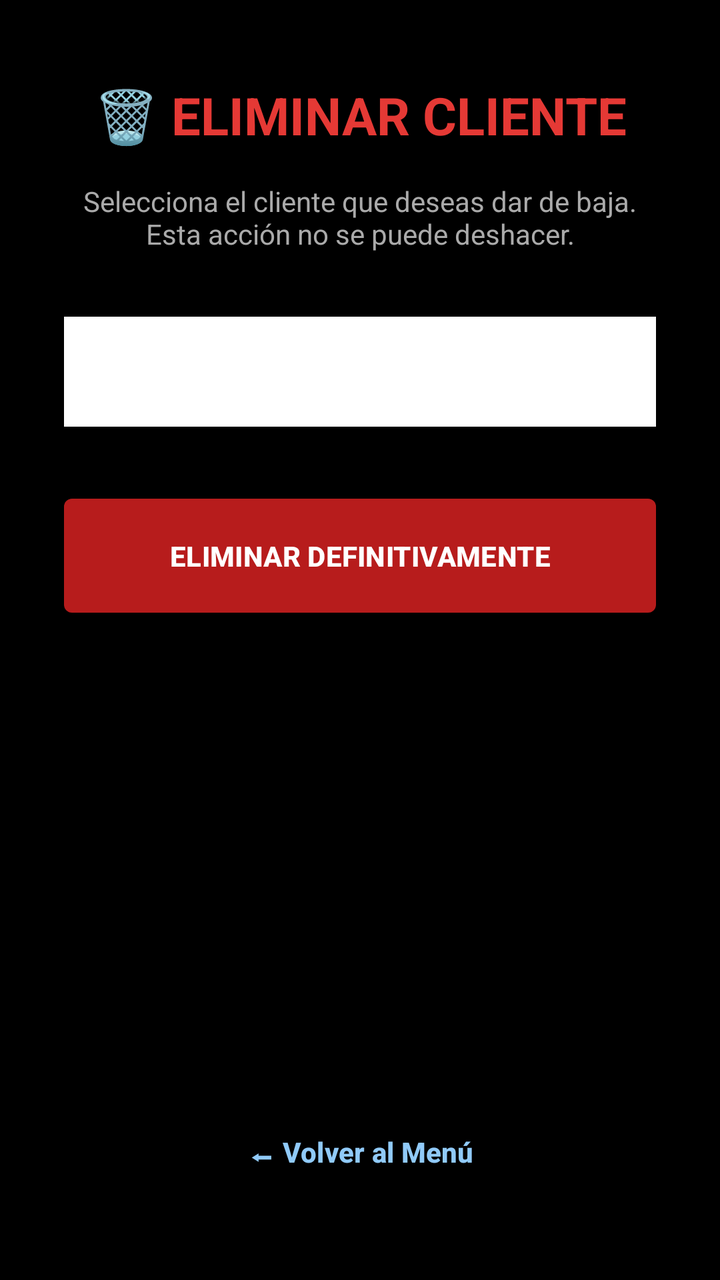
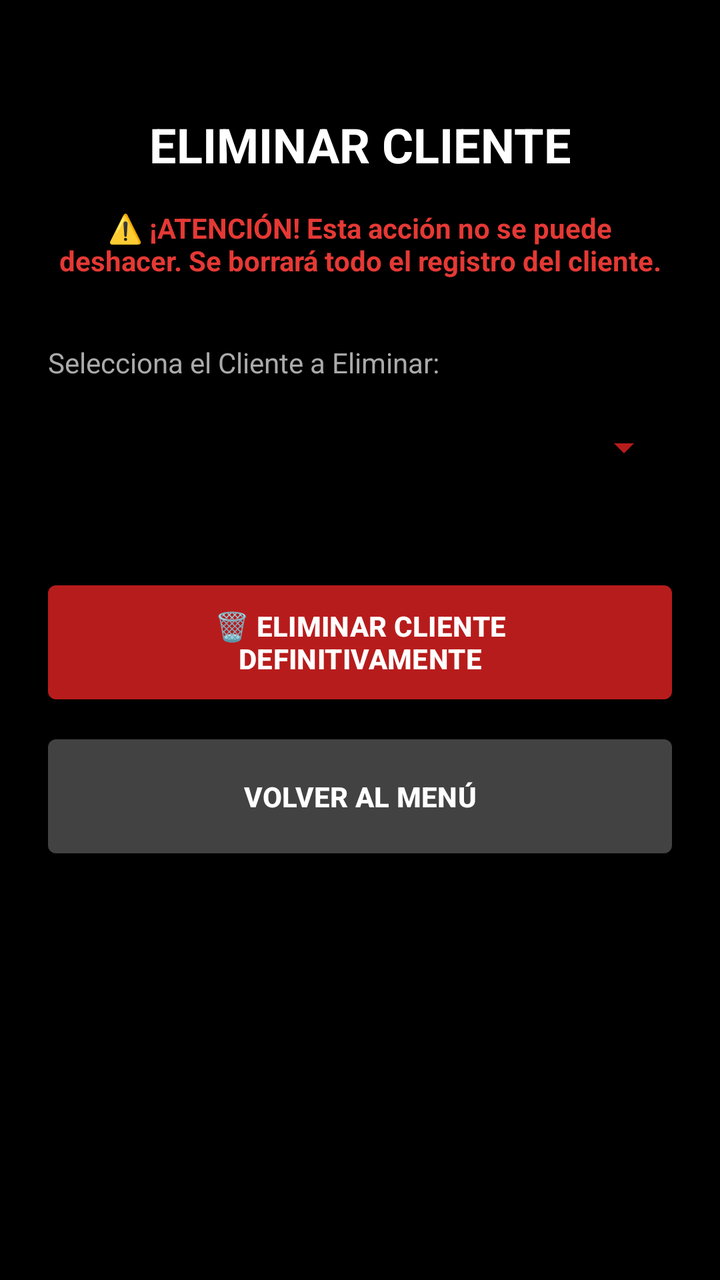

The first picture is an Android layout as it rendered before a commit; the second is the same layout after the commit. The layout source and the unified diff follow.
<!-- AndroidManifest.xml: application theme Theme.GYMKRATOS -->
<!-- res/layout/activity_eliminar.xml -->
<?xml version="1.0" encoding="utf-8"?>
<androidx.constraintlayout.widget.ConstraintLayout xmlns:android="http://schemas.android.com/apk/res/android"
    xmlns:app="http://schemas.android.com/apk/res-auto"
    android:id="@+id/main"
    android:layout_width="match_parent"
    android:layout_height="match_parent"
    android:background="#000000">

    
    <TextView
        android:id="@+id/tvTituloEliminar"
        android:layout_width="wrap_content"
        android:layout_height="wrap_content"
        android:layout_marginTop="40dp"
        android:text="🗑️ ELIMINAR CLIENTE"
        android:textColor="#E53935"
        android:textSize="26sp"
        android:textStyle="bold"
        app:layout_constraintEnd_toEndOf="parent"
        app:layout_constraintStart_toStartOf="parent"
        app:layout_constraintTop_toTopOf="parent" />

    
    <TextView
        android:id="@+id/tvAdvertencia"
        android:layout_width="0dp"
        android:layout_height="wrap_content"
        android:layout_marginHorizontal="32dp"
        android:layout_marginTop="16dp"
        android:text="Selecciona el cliente que deseas dar de baja. Esta acción no se puede deshacer."
        android:textColor="#AAAAAA"
        android:textSize="14sp"
        android:textAlignment="center"
        app:layout_constraintEnd_toEndOf="parent"
        app:layout_constraintStart_toStartOf="parent"
        app:layout_constraintTop_toBottomOf="@+id/tvTituloEliminar" />

    
    <Spinner
        android:id="@+id/spinnerClientesEliminar"
        android:layout_width="0dp"
        android:layout_height="55dp"
        android:layout_marginHorizontal="32dp"
        android:layout_marginTop="32dp"
        android:background="#FFFFFF"
        app:layout_constraintEnd_toEndOf="parent"
        app:layout_constraintStart_toStartOf="parent"
        app:layout_constraintTop_toBottomOf="@+id/tvAdvertencia" />

    
    <Button
        android:id="@+id/btnEliminarAccion"
        android:layout_width="0dp"
        android:layout_height="65dp"
        android:layout_marginHorizontal="32dp"
        android:layout_marginTop="32dp"
        android:text="ELIMINAR DEFINITIVAMENTE"
        android:textColor="#FFFFFF"
        android:textStyle="bold"
        app:backgroundTint="#B71C1C"
        app:cornerRadius="4dp"
        app:layout_constraintEnd_toEndOf="parent"
        app:layout_constraintStart_toStartOf="parent"
        app:layout_constraintTop_toBottomOf="@+id/spinnerClientesEliminar" />

    
    <Button
        android:id="@+id/btnVolverDesdeEliminar"
        android:layout_width="wrap_content"
        android:layout_height="wrap_content"
        android:layout_marginBottom="40dp"
        android:text="⬅ Volver al Menú"
        android:textColor="#90CAF9"
        android:textStyle="bold"
        android:background="@android:color/transparent"
        app:layout_constraintBottom_toBottomOf="parent"
        app:layout_constraintEnd_toEndOf="parent"
        app:layout_constraintStart_toStartOf="parent" />

</androidx.constraintlayout.widget.ConstraintLayout>
<!-- resources referenced by this layout -->
<resources>
  <style name="Theme.GYMKRATOS" parent="Base.Theme.GYMKRATOS" />
  <style name="Base.Theme.GYMKRATOS" parent="Theme.Material3.DayNight.NoActionBar">
          
          
      </style>
</resources>

<!-- the commit's change to res/layout/activity_eliminar.xml (unified diff, before → after) -->
@@ -1,80 +1,74 @@
 <?xml version="1.0" encoding="utf-8"?>
-<androidx.constraintlayout.widget.ConstraintLayout xmlns:android="http://schemas.android.com/apk/res/android"
+<ScrollView xmlns:android="http://schemas.android.com/apk/res/android"
     xmlns:app="http://schemas.android.com/apk/res-auto"
     android:id="@+id/main"
     android:layout_width="match_parent"
     android:layout_height="match_parent"
-    android:background="#000000">
+    android:background="#000000"
+    android:fillViewport="true">
 
-    
-    <TextView
-        android:id="@+id/tvTituloEliminar"
-        android:layout_width="wrap_content"
+    <LinearLayout
+        android:layout_width="match_parent"
         android:layout_height="wrap_content"
-        android:layout_marginTop="40dp"
-        android:text="🗑️ ELIMINAR CLIENTE"
-        android:textColor="#E53935"
-        android:textSize="26sp"
-        android:textStyle="bold"
-        app:layout_constraintEnd_toEndOf="parent"
-        app:layout_constraintStart_toStartOf="parent"
-        app:layout_constraintTop_toTopOf="parent" />
+        android:orientation="vertical"
+        android:padding="24dp">
 
-    
-    <TextView
-        android:id="@+id/tvAdvertencia"
-        android:layout_width="0dp"
-        android:layout_height="wrap_content"
-        android:layout_marginHorizontal="32dp"
-        android:layout_marginTop="16dp"
-        android:text="Selecciona el cliente que deseas dar de baja. Esta acción no se puede deshacer."
-        android:textColor="#AAAAAA"
-        android:textSize="14sp"
-        android:textAlignment="center"
-        app:layout_constraintEnd_toEndOf="parent"
-        app:layout_constraintStart_toStartOf="parent"
-        app:layout_constraintTop_toBottomOf="@+id/tvTituloEliminar" />
+        <TextView
+            android:layout_width="match_parent"
+            android:layout_height="wrap_content"
+            android:text="ELIMINAR CLIENTE"
+            android:textAlignment="center"
+            android:textColor="#FFFFFF"
+            android:textSize="24sp"
+            android:textStyle="bold"
+            android:layout_marginBottom="16dp"
+            android:layout_marginTop="32dp"/>
 
-    
-    <Spinner
-        android:id="@+id/spinnerClientesEliminar"
-        android:layout_width="0dp"
-        android:layout_height="55dp"
-        android:layout_marginHorizontal="32dp"
-        android:layout_marginTop="32dp"
-        android:background="#FFFFFF"
-        app:layout_constraintEnd_toEndOf="parent"
-        app:layout_constraintStart_toStartOf="parent"
-        app:layout_constraintTop_toBottomOf="@+id/tvAdvertencia" />
+        <TextView
+            android:layout_width="match_parent"
+            android:layout_height="wrap_content"
+            android:text="⚠️ ¡ATENCIÓN! Esta acción no se puede deshacer. Se borrará todo el registro del cliente."
+            android:textColor="#E53935"
+            android:textSize="14sp"
+            android:textAlignment="center"
+            android:textStyle="bold"
+            android:layout_marginBottom="32dp"/>
 
-    
-    <Button
-        android:id="@+id/btnEliminarAccion"
-        android:layout_width="0dp"
-        android:layout_height="65dp"
-        android:layout_marginHorizontal="32dp"
-        android:layout_marginTop="32dp"
-        android:text="ELIMINAR DEFINITIVAMENTE"
-        android:textColor="#FFFFFF"
-        android:textStyle="bold"
-        app:backgroundTint="#B71C1C"
-        app:cornerRadius="4dp"
-        app:layout_constraintEnd_toEndOf="parent"
-        app:layout_constraintStart_toStartOf="parent"
-        app:layout_constraintTop_toBottomOf="@+id/spinnerClientesEliminar" />
+        <TextView
+            android:layout_width="match_parent"
+            android:layout_height="wrap_content"
+            android:text="Selecciona el Cliente a Eliminar:"
+            android:textColor="#AAAAAA"
+            android:layout_marginBottom="8dp"/>
 
-    
-    <Button
-        android:id="@+id/btnVolverDesdeEliminar"
-        android:layout_width="wrap_content"
-        android:layout_height="wrap_content"
-        android:layout_marginBottom="40dp"
-        android:text="⬅ Volver al Menú"
-        android:textColor="#90CAF9"
-        android:textStyle="bold"
-        android:background="@android:color/transparent"
-        app:layout_constraintBottom_toBottomOf="parent"
-        app:layout_constraintEnd_toEndOf="parent"
-        app:layout_constraintStart_toStartOf="parent" />
+        <Spinner
+            android:id="@+id/spinnerClientesEliminar"
+            android:layout_width="match_parent"
+            android:layout_height="50dp"
+            android:backgroundTint="#B71C1C"
+            android:layout_marginBottom="40dp"/>
 
-</androidx.constraintlayout.widget.ConstraintLayout>
+        <Button
+            android:id="@+id/btnEliminarAccion"
+            android:layout_width="match_parent"
+            android:layout_height="65dp"
+            android:text="🗑️ ELIMINAR CLIENTE DEFINITIVAMENTE"
+            android:textColor="#FFFFFF"
+            android:textStyle="bold"
+            app:backgroundTint="#B71C1C"
+            app:cornerRadius="4dp"
+            android:layout_marginBottom="12dp"/>
+
+        <Button
+            android:id="@+id/btnVolverDesdeEliminar"
+            android:layout_width="match_parent"
+            android:layout_height="65dp"
+            android:text="VOLVER AL MENÚ"
+            android:textColor="#FFFFFF"
+            android:textStyle="bold"
+            app:backgroundTint="#424242"
+            app:cornerRadius="4dp"
+            android:layout_marginBottom="32dp"/>
+
+    </LinearLayout>
+</ScrollView>
